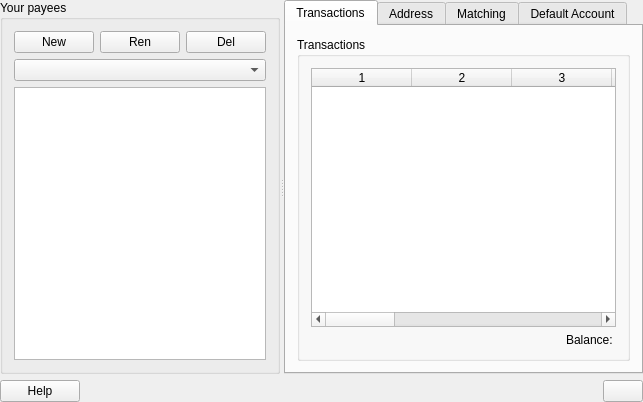
KDE/kmymoney, file kmymoney/views/kpayeesviewdecl.ui: the form before one commit.
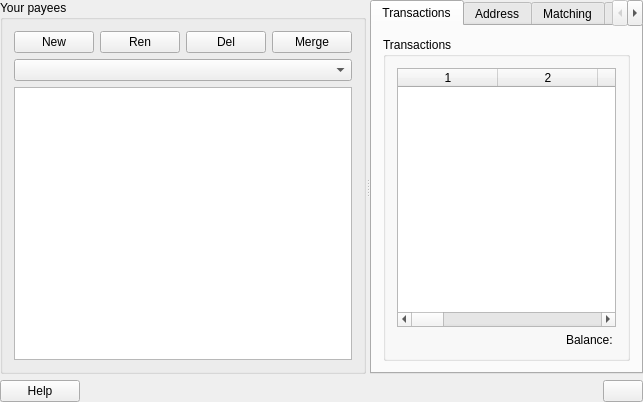
The form after the commit. Custom widgets are drawn as their Qt base class.

Commit message:
Add Merge Payee Option. Patch by Felipe F. Tonello.
This patch implements the operation to merge payees. This is done by
reusing the payee delete slot, modifying it to support merge operation
and add support to it in KPayeeReassignDlg dialog.

The main difference between delete a payee and merging a payee is that
when merging the user can merge to a new payee. So the modification
was done to support this use-case.

The edit to the form file:
```diff
--- a/kmymoney/views/kpayeesviewdecl.ui
+++ b/kmymoney/views/kpayeesviewdecl.ui
@@ -61,6 +61,13 @@
              </property>
             </widget>
            </item>
+           <item>
+            <widget class="KPushButton" name="m_mergeButton">
+             <property name="text">
+              <string>Merge</string>
+             </property>
+            </widget>
+           </item>
           </layout>
          </item>
          <item>
```
The commit also changes 8 other files.
